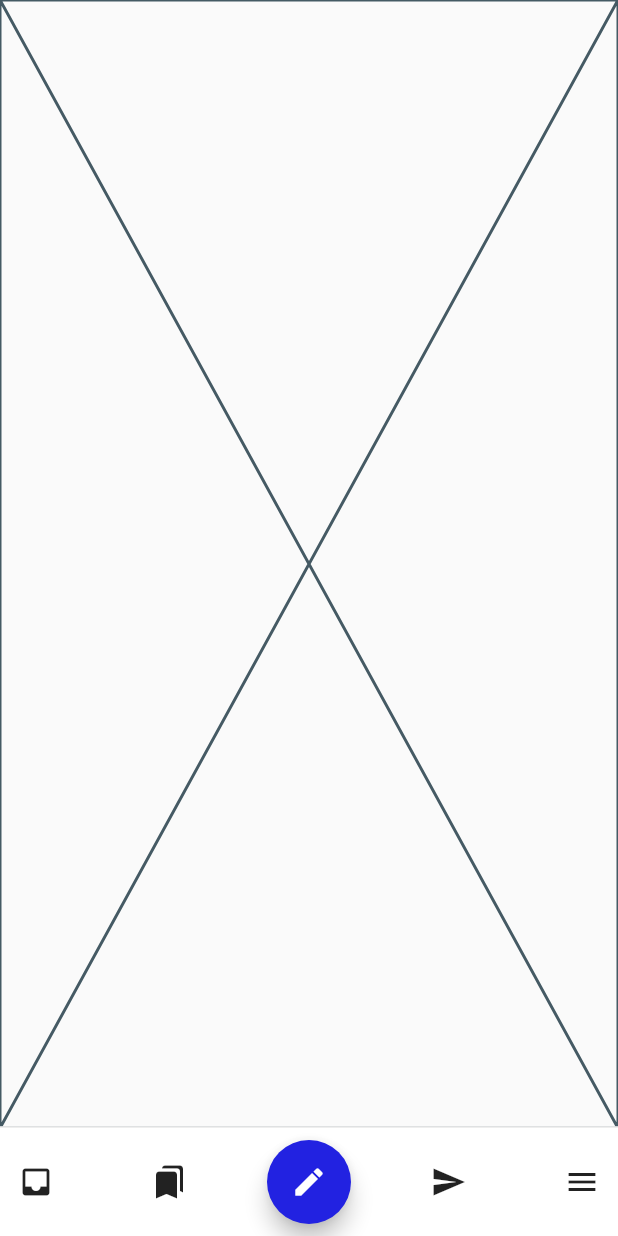
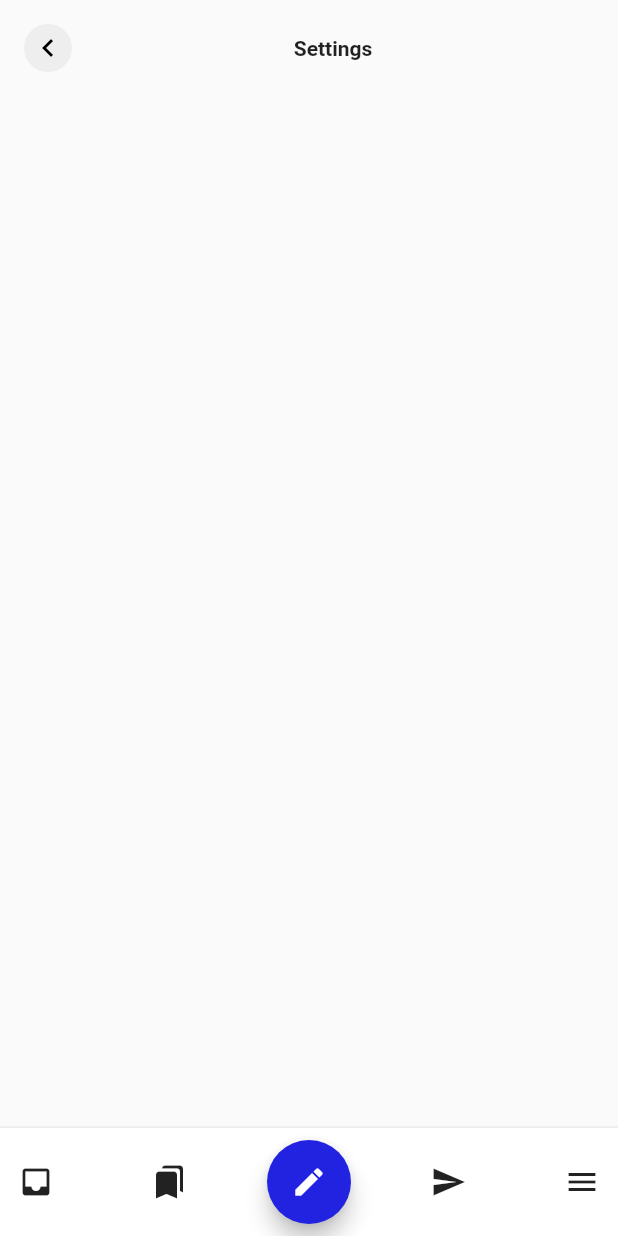
Before and after one commit to JAICHANGPARK/flutter_notebook_17th_story, a Flutter app: the screen it shows after launch, on a phone screen of 412 x 824 dp. Run offline on Flutter 3.47's test engine with Material 2 defaults, Android fonts, the phone set to English and light mode, and no system bars; our stand-ins replace badges, cached_network_image, fl_chart, flutter_riverpod, freezed_annotation, google_fonts and 3 more.

Commit message:
Update account_setting_home_page.dart

```diff
--- a/lib/ep1049_account_settings/src/ui/account_setting_home_page.dart
+++ b/lib/ep1049_account_settings/src/ui/account_setting_home_page.dart
@@ -10,7 +10,36 @@ class AccountSettingHomePage extends StatelessWidget {
       body: SafeArea(
         child: Column(
           children: [
-            Expanded(child: Placeholder()),
+            Expanded(child: SingleChildScrollView(
+              child: Column(
+                children: [
+                  Padding(
+                    padding: const EdgeInsets.all(16.0),
+                    child: Row(
+                      children: [
+                        CircleAvatar(
+                          radius: 16,
+                          backgroundColor: Colors.grey[200],
+                          child: const Icon(Icons.chevron_left),
+                          foregroundColor: Colors.black,
+                        ),
+                        const Expanded(
+                          child: Center(
+                            child: Text("Settings", style: TextStyle(
+                              fontWeight: FontWeight.bold
+                            ),),
+                          ),
+                        ),
+
+                      ],
+                    ),
+                  ),
+                  const SizedBox(
+                    height: 16,
+                  ),
+                ],
+              ),
+            )),
             Divider(
               height: 0,
               thickness: 1.2,
```
